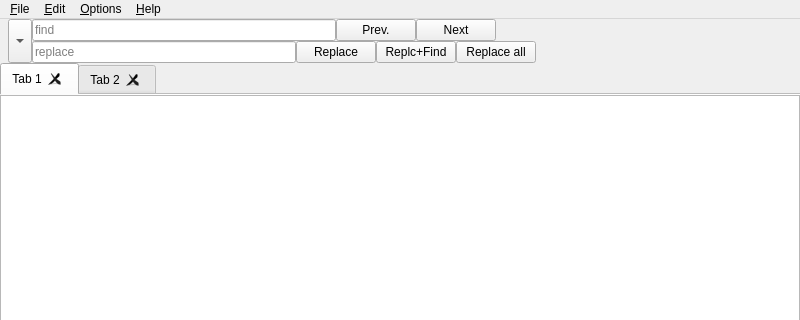
Before: the Qt Designer form src/forms/notpad.ui in llahteinen/notpad, drawn with Qt 5; both pictures show x 0 to 800 and y 0 to 320 of the 800 by 600 pixel window.
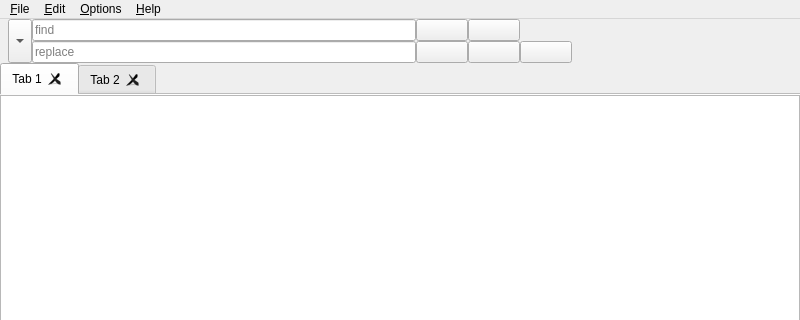
After: the same form once the commit is applied. Icons and pictures are not drawn. Custom widgets are drawn as their Qt base class.

Commit message: Add: Find and Replace ui improvements and icons

```diff
--- a/src/forms/notpad.ui
+++ b/src/forms/notpad.ui
@@ -76,6 +76,69 @@
          </property>
         </widget>
        </item>
+       <item>
+        <layout class="QGridLayout" name="main_find_lineEdit_gridLayout">
+         <property name="leftMargin">
+          <number>0</number>
+         </property>
+         <property name="topMargin">
+          <number>0</number>
+         </property>
+         <property name="rightMargin">
+          <number>0</number>
+         </property>
+         <property name="bottomMargin">
+          <number>0</number>
+         </property>
+         <property name="spacing">
+          <number>0</number>
+         </property>
+         <item row="0" column="0">
+          <widget class="QLineEdit" name="find_lineEdit">
+           <property name="sizePolicy">
+            <sizepolicy hsizetype="Expanding" vsizetype="Fixed">
+             <horstretch>0</horstretch>
+             <verstretch>0</verstretch>
+            </sizepolicy>
+           </property>
+           <property name="minimumSize">
+            <size>
+             <width>100</width>
+             <height>0</height>
+            </size>
+           </property>
+           <property name="placeholderText">
+            <string>find</string>
+           </property>
+           <property name="clearButtonEnabled">
+            <bool>true</bool>
+           </property>
+          </widget>
+         </item>
+         <item row="1" column="0">
+          <widget class="QLineEdit" name="find_replace_lineEdit">
+           <property name="sizePolicy">
+            <sizepolicy hsizetype="Expanding" vsizetype="Fixed">
+             <horstretch>0</horstretch>
+             <verstretch>0</verstretch>
+            </sizepolicy>
+           </property>
+           <property name="minimumSize">
+            <size>
+             <width>100</width>
+             <height>0</height>
+            </size>
+           </property>
+           <property name="placeholderText">
+            <string>replace</string>
+           </property>
+           <property name="clearButtonEnabled">
+            <bool>true</bool>
+           </property>
+          </widget>
+         </item>
+        </layout>
+       </item>
        <item>
         <layout class="QVBoxLayout" name="main_find_verticalLayout">
          <property name="spacing">
@@ -83,7 +146,7 @@
          </property>
          <item>
           <widget class="QWidget" name="main_find_findwidget" native="true">
-           <layout class="QGridLayout" name="main_find_gridLayout" columnstretch="3,0,0,3">
+           <layout class="QGridLayout" name="main_find_gridLayout" columnstretch="0,0,0">
             <property name="leftMargin">
              <number>0</number>
             </property>
@@ -99,43 +162,60 @@
             <property name="horizontalSpacing">
              <number>0</number>
             </property>
-            <item row="0" column="1">
+            <item row="0" column="0">
              <widget class="QPushButton" name="find_findPrevButton">
-              <property name="text">
-               <string>Prev.</string>
+              <property name="minimumSize">
+               <size>
+                <width>52</width>
+                <height>0</height>
+               </size>
+              </property>
+              <property name="maximumSize">
+               <size>
+                <width>52</width>
+                <height>16777215</height>
+               </size>
+              </property>
+              <property name="toolTip">
+               <string>Previous</string>
+              </property>
+              <property name="icon">
+               <iconset theme="ic_fluent_arrow_turn_left_up_20_regular"/>
+              </property>
+              <property name="autoRepeat">
+               <bool>true</bool>
+              </property>
+              <property name="autoRepeatInterval">
+               <number>30</number>
               </property>
              </widget>
             </item>
-            <item row="0" column="2">
+            <item row="0" column="1">
              <widget class="QPushButton" name="find_findButton">
-              <property name="text">
+              <property name="minimumSize">
+               <size>
+                <width>52</width>
+                <height>0</height>
+               </size>
+              </property>
+              <property name="maximumSize">
+               <size>
+                <width>52</width>
+                <height>16777215</height>
+               </size>
+              </property>
+              <property name="toolTip">
                <string>Next</string>
               </property>
-             </widget>
-            </item>
-            <item row="0" column="0">
-             <widget class="QLineEdit" name="find_lineEdit">
-              <property name="sizePolicy">
-               <sizepolicy hsizetype="Expanding" vsizetype="Fixed">
-                <horstretch>0</horstretch>
-                <verstretch>0</verstretch>
-               </sizepolicy>
+              <property name="icon">
+               <iconset theme="ic_fluent_arrow_turn_right_down_20_regular"/>
               </property>
-              <property name="minimumSize">
-               <size>
-                <width>100</width>
-                <height>0</height>
-               </size>
-              </property>
-              <property name="placeholderText">
-               <string>find</string>
-              </property>
-              <property name="clearButtonEnabled">
+              <property name="autoRepeat">
                <bool>true</bool>
               </property>
              </widget>
             </item>
-            <item row="0" column="3">
+            <item row="0" column="2">
              <spacer name="find_horizontalSpacer">
               <property name="orientation">
                <enum>Qt::Orientation::Horizontal</enum>
@@ -156,7 +236,7 @@
          </item>
          <item>
           <widget class="QWidget" name="main_find_replacewidget" native="true">
-           <layout class="QGridLayout" name="main_find_gridLayout_2" columnstretch="3,0,0,0,3">
+           <layout class="QGridLayout" name="main_find_gridLayout_2" columnstretch="0,0,0,0">
             <property name="leftMargin">
              <number>0</number>
             </property>
@@ -172,7 +252,7 @@
             <property name="horizontalSpacing">
              <number>0</number>
             </property>
-            <item row="0" column="4">
+            <item row="0" column="3">
              <spacer name="find_horizontalSpacer_2">
               <property name="orientation">
                <enum>Qt::Orientation::Horizontal</enum>
@@ -189,46 +269,87 @@
              </spacer>
             </item>
             <item row="0" column="0">
-             <widget class="QLineEdit" name="find_replace_lineEdit">
-              <property name="sizePolicy">
-               <sizepolicy hsizetype="Expanding" vsizetype="Fixed">
-                <horstretch>0</horstretch>
-                <verstretch>0</verstretch>
-               </sizepolicy>
-              </property>
-              <property name="minimumSize">
-               <size>
-                <width>100</width>
-                <height>0</height>
-               </size>
-              </property>
-              <property name="placeholderText">
-               <string>replace</string>
-              </property>
-              <property name="clearButtonEnabled">
-               <bool>true</bool>
-              </property>
-             </widget>
-            </item>
-            <item row="0" column="1">
              <widget class="QPushButton" name="find_replaceButton">
-              <property name="text">
+              <property name="minimumSize">
+               <size>
+                <width>52</width>
+                <height>0</height>
+               </size>
+              </property>
+              <property name="maximumSize">
+               <size>
+                <width>52</width>
+                <height>16777215</height>
+               </size>
+              </property>
+              <property name="toolTip">
                <string>Replace</string>
               </property>
              </widget>
             </item>
-            <item row="0" column="2">
+            <item row="0" column="1">
              <widget class="QPushButton" name="find_replaceAndFindButton">
+              <property name="minimumSize">
+               <size>
+                <width>52</width>
+                <height>0</height>
+               </size>
+              </property>
+              <property name="maximumSize">
+               <size>
+                <width>52</width>
+                <height>16777215</height>
+               </size>
+              </property>
+              <property name="toolTip">
+               <string>Replace and Find</string>
+              </property>
               <property name="text">
-               <string>Replc+Find</string>
+               <string/>
+              </property>
+              <property name="icon">
+               <iconset theme="ic_fluent_column_arrow_right_20_regular+arrow-wide"/>
+              </property>
+              <property name="iconSize">
+               <size>
+                <width>36</width>
+                <height>16</height>
+               </size>
+              </property>
+              <property name="autoRepeat">
+               <bool>true</bool>
+              </property>
+              <property name="autoRepeatInterval">
+               <number>30</number>
               </property>
              </widget>
             </item>
-            <item row="0" column="3">
+            <item row="0" column="2">
              <widget class="QPushButton" name="find_replaceAllButton">
-              <property name="text">
+              <property name="minimumSize">
+               <size>
+                <width>52</width>
+                <height>0</height>
+               </size>
+              </property>
+              <property name="maximumSize">
+               <size>
+                <width>52</width>
+                <height>16777215</height>
+               </size>
+              </property>
+              <property name="toolTip">
                <string>Replace all</string>
               </property>
+              <property name="icon">
+               <iconset theme="ic_fluent_column_arrow_right_20_regular+globe-wide"/>
+              </property>
+              <property name="iconSize">
+               <size>
+                <width>36</width>
+                <height>16</height>
+               </size>
+              </property>
              </widget>
             </item>
            </layout>
```
Left out of the diff: 6 changed lines with no effect on the pictures. The commit also changes 14 other files.
